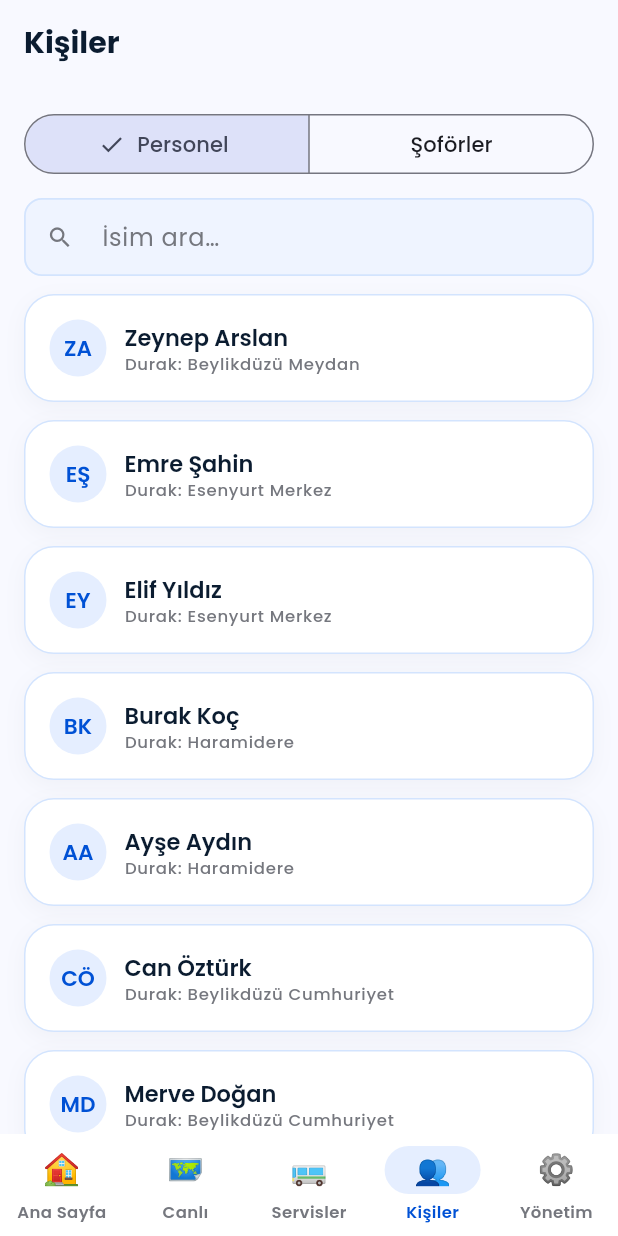
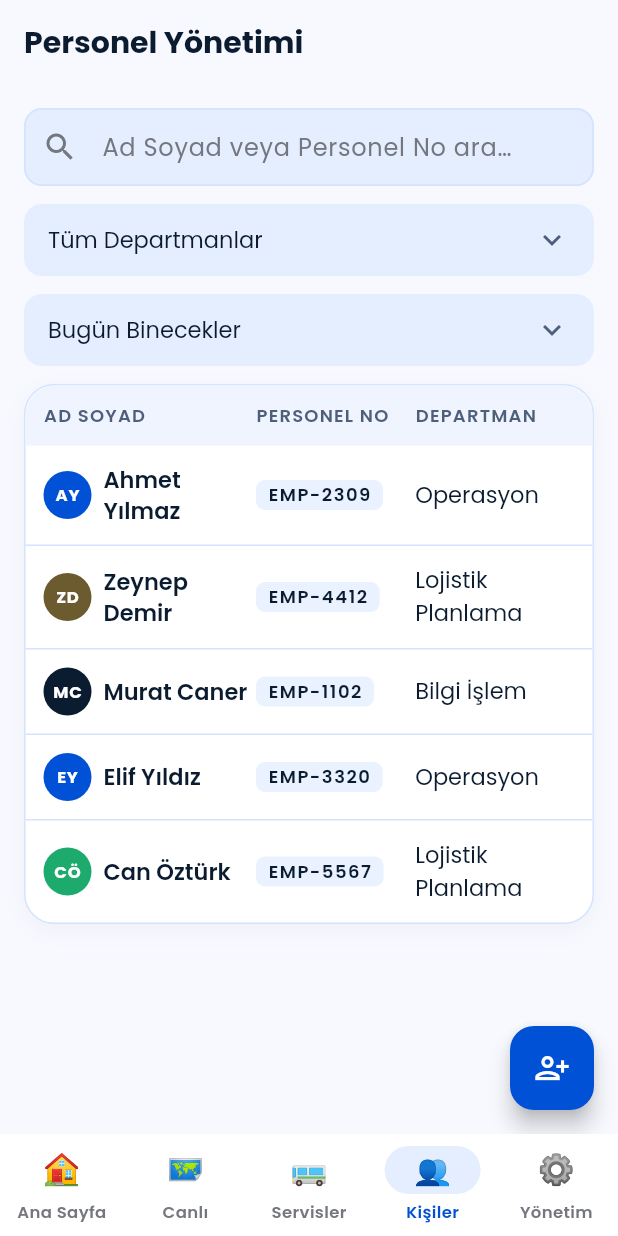
Before and after one commit to candeniz/servistakip, a Flutter app: the AdminPeopleScreen screen opened by its route, on a phone screen of 412 x 824 dp. Run offline on Flutter 3.47's test engine with Material 3 defaults, Android fonts, the phone set to English and light mode, and no system bars; our stand-ins replace dio, flutter_riverpod, flutter_secure_storage, geolocator, go_router, google_fonts and 1 more; accounts and stored records are empty.

Commit message:
Faz 3c: Personel yönetimi + Yönetim/Araçlar (piksel-birebir)
- Personel Yönetimi: arama + departman/filtre dropdown'ları + personel tablosu
  (renkli avatar + EMP çipi + departman)
- Yönetim/Araçlar: sol-vurgu filo istatistik kartları (Toplam/Aktif/Bakım/Pasif)
  + kayıtlı araç listesi + güzergâh + duyuru + profil
- Kullanılmayan importlar temizlendi

Co-Authored-By: Claude Opus 4.8 <noreply@anthropic.com>

```diff
--- a/apps/mobile/lib/features/company_admin/company_admin_screens.dart
+++ b/apps/mobile/lib/features/company_admin/company_admin_screens.dart
@@ -18,12 +18,10 @@ import '../../widgets/buttons.dart';
 import '../../widgets/dashboard_header.dart';
 import '../../widgets/live_map.dart';
 import '../../widgets/plate_chip.dart';
-import '../../widgets/search_input.dart';
 import '../../widgets/service_card.dart';
 import '../../widgets/state_views.dart';
 import '../../widgets/stat_card.dart';
 import '../../widgets/status_badge.dart';
-import '../../widgets/user_avatar.dart';
 import '../../widgets/vehicle_card.dart';
 import '../shared/profile_panel.dart';
 
@@ -306,7 +304,7 @@ class AdminServicesScreen extends ConsumerWidget {
   }
 }
 
-/// Kişiler: personel/yolcu ve şoför listeleri (segment kontrolü).
+/// Personel Yönetimi (Stitch): arama + departman filtresi + personel tablosu.
 class AdminPeopleScreen extends StatefulWidget {
   const AdminPeopleScreen({super.key});
 
@@ -314,65 +312,126 @@ class AdminPeopleScreen extends StatefulWidget {
   State<AdminPeopleScreen> createState() => _AdminPeopleScreenState();
 }
 
+class _Person {
+  const _Person(this.name, this.empNo, this.department, this.color);
+  final String name;
+  final String empNo;
+  final String department;
+  final Color color;
+}
+
 class _AdminPeopleScreenState extends State<AdminPeopleScreen> {
-  int _segment = 0;
   String _search = '';
+  String _department = 'Tüm Departmanlar';
 
-  static const _drivers = [
-    ('Mehmet Yılmaz', '34 ST 2026', true),
-    ('Ali Vural', '34 XY 1400', true),
-    ('Hasan Kaya', '—', false),
+  static const _people = [
+    _Person('Ahmet Yılmaz', 'EMP-2309', 'Operasyon', AppColors.primary),
+    _Person('Zeynep Demir', 'EMP-4412', 'Lojistik Planlama', Color(0xFF6B5B2E)),
+    _Person('Murat Caner', 'EMP-1102', 'Bilgi İşlem', AppColors.primaryDark),
+    _Person('Elif Yıldız', 'EMP-3320', 'Operasyon', AppColors.info),
+    _Person('Can Öztürk', 'EMP-5567', 'Lojistik Planlama', Color(0xFF1DAA6D)),
   ];
+
+  List<String> get _departments =>
+      ['Tüm Departmanlar', ...{for (final p in _people) p.department}];
 
   @override
   Widget build(BuildContext context) {
-    return AppScaffold(
-      title: 'Kişiler',
+    final filtered = _people.where((p) =>
+        (p.name.toLowerCase().contains(_search.toLowerCase()) ||
+            p.empNo.toLowerCase().contains(_search.toLowerCase())) &&
+        (_department == 'Tüm Departmanlar' || p.department == _department)).toList();
+
+    return Scaffold(
+      backgroundColor: AppColors.background,
+      floatingActionButton: FloatingActionButton(
+        onPressed: () {},
+        backgroundColor: AppColors.primary,
+        child: const Icon(Icons.person_add_alt, color: AppColors.textInverse),
+      ),
+      body: AppScaffold(
+        title: 'Personel Yönetimi',
         children: [
-        SegmentedButton<int>(
-          segments: const [
-            ButtonSegment(value: 0, label: Text('Personel')),
-            ButtonSegment(value: 1, label: Text('Şoförler')),
+          TextField(
+            onChanged: (v) => setState(() => _search = v),
+            decoration: const InputDecoration(
+              hintText: 'Ad Soyad veya Personel No ara…',
+              prefixIcon: Icon(Icons.search, color: AppColors.textMuted),
+              filled: true,
+              fillColor: AppColors.primaryLight,
+            ),
+          ),
+          _dropdownField(_department, _departments, (v) => setState(() => _department = v)),
+          _dropdownField('Bugün Binecekler', const ['Bugün Binecekler', 'Tümü'], (_) {}),
+          _peopleTable(filtered),
         ],
-          selected: {_segment},
-          onSelectionChanged: (s) => setState(() => _segment = s.first),
       ),
-        SearchInput(onChanged: (v) => setState(() => _search = v), hint: 'İsim ara…'),
-        if (_segment == 0)
-          for (final p in demoTripPassengers.where((p) => p.passengerName.toLowerCase().contains(_search.toLowerCase())))
-            AppCard(
+    );
+  }
+
+  Widget _dropdownField(String value, List<String> options, ValueChanged<String> onChanged) {
+    return Container(
+      decoration: BoxDecoration(color: AppColors.primaryLight, borderRadius: BorderRadius.circular(12)),
+      padding: const EdgeInsets.symmetric(horizontal: AppSpacing.lg),
+      child: DropdownButtonHideUnderline(
+        child: DropdownButton<String>(
+          value: value,
+          isExpanded: true,
+          icon: const Icon(Icons.keyboard_arrow_down, color: AppColors.textSecondary),
+          borderRadius: BorderRadius.circular(12),
+          style: AppText.body,
+          items: [for (final o in options) DropdownMenuItem(value: o, child: Text(o, style: AppText.body))],
+          onChanged: (v) => onChanged(v ?? value),
+        ),
+      ),
+    );
+  }
+
+  Widget _peopleTable(List<_Person> people) {
+    return AppCard(
+      padding: EdgeInsets.zero,
+      child: Column(children: [
+        Container(
+          padding: const EdgeInsets.symmetric(horizontal: AppSpacing.md, vertical: AppSpacing.md),
+          decoration: const BoxDecoration(
+            color: AppColors.surfaceTile,
+            borderRadius: BorderRadius.vertical(top: Radius.circular(20)),
+          ),
           child: Row(children: [
-                UserAvatar(name: p.passengerName, size: 38),
-                const SizedBox(width: AppSpacing.md),
-                Expanded(
-                  child: Column(crossAxisAlignment: CrossAxisAlignment.start, children: [
-                    Text(p.passengerName, style: AppText.bodyStrong),
-                    Text('Durak: ${p.stopName}', style: AppText.tiny),
+            Expanded(flex: 4, child: Text('AD SOYAD', style: AppText.monoLabel)),
+            Expanded(flex: 3, child: Text('PERSONEL NO', style: AppText.monoLabel)),
+            Expanded(flex: 3, child: Text('DEPARTMAN', style: AppText.monoLabel)),
+          ]),
+        ),
+        for (var i = 0; i < people.length; i++)
+          Container(
+            padding: const EdgeInsets.symmetric(horizontal: AppSpacing.md, vertical: AppSpacing.md),
+            decoration: BoxDecoration(
+              border: i < people.length - 1 ? const Border(bottom: BorderSide(color: AppColors.border)) : null,
+            ),
+            child: Row(children: [
+              Expanded(flex: 4, child: Row(children: [
+                CircleAvatar(radius: 16, backgroundColor: people[i].color,
+                    child: Text(_initials(people[i].name),
+                        style: AppText.monoTiny.copyWith(color: AppColors.textInverse, fontWeight: FontWeight.w700))),
+                const SizedBox(width: AppSpacing.sm),
+                Expanded(child: Text(people[i].name, style: AppText.bodyStrong, maxLines: 2, overflow: TextOverflow.ellipsis)),
+              ])),
+              Expanded(flex: 3, child: Align(alignment: Alignment.centerLeft,
+                  child: PlateChip(plate: people[i].empNo, dense: true))),
+              Expanded(flex: 3, child: Text(people[i].department, style: AppText.body,
+                  maxLines: 2, overflow: TextOverflow.ellipsis)),
             ]),
           ),
       ]),
-            )
-        else
-          for (final (name, vehicle, active) in _drivers.where((d) => d.$1.toLowerCase().contains(_search.toLowerCase())))
-            AppCard(
-              child: Row(children: [
-                UserAvatar(name: name, size: 38),
-                const SizedBox(width: AppSpacing.md),
-                Expanded(
-                  child: Column(crossAxisAlignment: CrossAxisAlignment.start, children: [
-                    Text(name, style: AppText.bodyStrong),
-                    Text('Araç: $vehicle', style: AppText.tiny),
-                  ]),
-                ),
-                StatusBadge(label: active ? 'Aktif' : 'Pasif', tone: active ? BadgeTone.success : BadgeTone.neutral),
-              ]),
-            ),
-      ],
     );
   }
+
+  String _initials(String name) => name.split(' ').where((p) => p.isNotEmpty)
+      .take(2).map((p) => p[0].toUpperCase()).join();
 }
 
-/// Yönetim: araçlar, güzergâh, duyuru ve profil.
+/// Yönetim / Araçlar (Stitch): filo istatistikleri + araç listesi + güzergâh + profil.
 class AdminManagementScreen extends ConsumerWidget {
   const AdminManagementScreen({super.key});
 
@@ -381,18 +440,26 @@ class AdminManagementScreen extends ConsumerWidget {
     final vehicles = ref.watch(vehiclesProvider);
     final route = ref.watch(routeProvider('route-avrupa-sabah'));
     return AppScaffold(
-      title: 'Yönetim',
+      title: 'Yönetim / Araçlar',
+      action: TextButton.icon(
+        onPressed: () {},
+        icon: const Icon(Icons.add, size: 18),
+        label: const Text('Yeni Kayıt'),
+        style: TextButton.styleFrom(
+          backgroundColor: AppColors.primary,
+          foregroundColor: AppColors.textInverse,
+          padding: const EdgeInsets.symmetric(horizontal: 12, vertical: 8),
+          shape: RoundedRectangleBorder(borderRadius: BorderRadius.circular(10)),
+        ),
+      ),
       children: [
-        AppCard(
-          onTap: () => context.push('/announcement'),
-          child: Row(children: [
-            const Text('📣', style: TextStyle(fontSize: 22)),
-            const SizedBox(width: AppSpacing.md),
-            Expanded(child: Text('Duyuru Oluştur', style: AppText.bodyStrong)),
-            const Icon(Icons.chevron_right, color: AppColors.textMuted),
-          ]),
-        ),
-        Align(alignment: Alignment.centerLeft, child: Text('ARAÇLAR', style: AppText.label)),
+        const StatCard(label: 'Toplam Filo', value: '124', subLabel: '+2 Bu Ay', subTone: StatTone.success),
+        const StatCard(label: 'Aktif Araçlar', value: '118', accentColor: AppColors.success, hint: '95.2% Kullanım'),
+        const StatCard(label: 'Bakım Zamanı', value: '4', accentColor: AppColors.warning, hint: 'Bu hafta planlı'),
+        const StatCard(label: 'Pasif / Tamir', value: '2', accentColor: AppColors.danger, hint: 'Ort. duruş 4.2 gün'),
+        const SizedBox(height: AppSpacing.xs),
+
+        Align(alignment: Alignment.centerLeft, child: Text('KAYITLI ARAÇLAR', style: AppText.monoLabel)),
         vehicles.when(
           loading: () => const LoadingState(),
           error: (e, _) => const SizedBox.shrink(),
@@ -401,7 +468,7 @@ class AdminManagementScreen extends ConsumerWidget {
               Padding(padding: const EdgeInsets.only(bottom: AppSpacing.md), child: VehicleCard(vehicle: v)),
           ]),
         ),
-        Align(alignment: Alignment.centerLeft, child: Text('GÜZERGÂH', style: AppText.label)),
+        Align(alignment: Alignment.centerLeft, child: Text('GÜZERGÂH', style: AppText.monoLabel)),
         route.maybeWhen(
           data: (r) => AppCard(
             child: Column(crossAxisAlignment: CrossAxisAlignment.start, children: [
@@ -411,6 +478,15 @@ class AdminManagementScreen extends ConsumerWidget {
           ),
           orElse: () => const SizedBox.shrink(),
         ),
+        AppCard(
+          onTap: () => context.push('/announcement'),
+          child: Row(children: [
+            const Icon(Icons.campaign_outlined, color: AppColors.primary),
+            const SizedBox(width: AppSpacing.md),
+            Expanded(child: Text('Duyuru Oluştur', style: AppText.bodyStrong)),
+            const Icon(Icons.chevron_right, color: AppColors.textMuted),
+          ]),
+        ),
         const Divider(color: AppColors.border),
         const ProfilePanel(),
       ],
```
Lines whose indentation alone changed are shown as unchanged.
